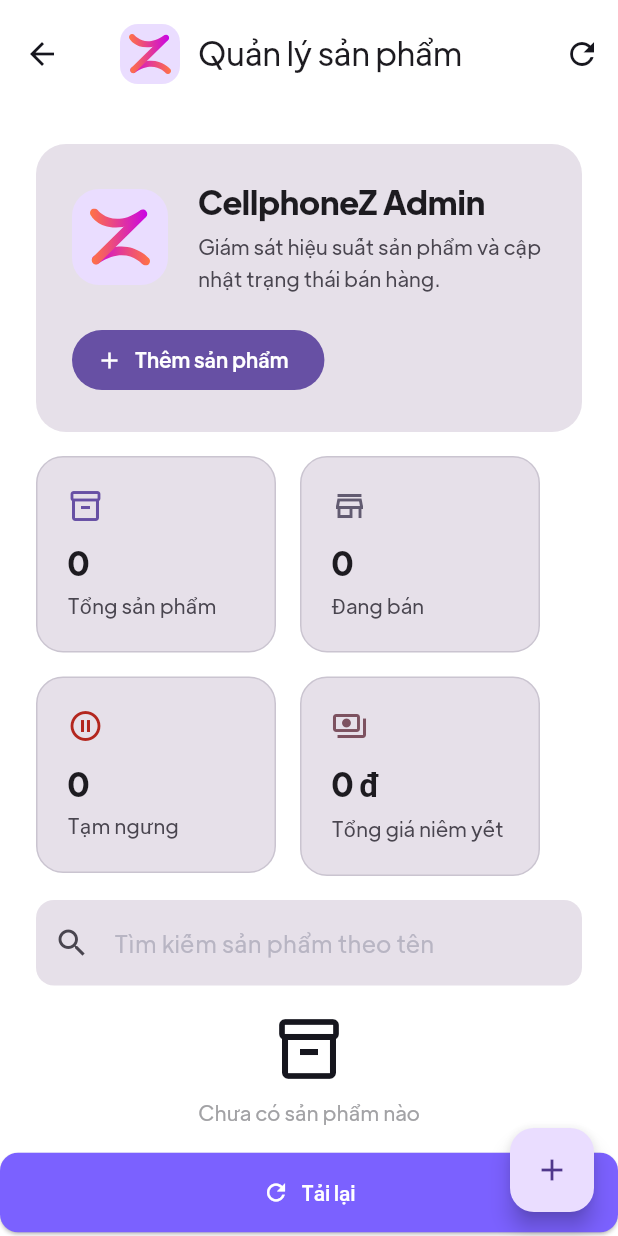
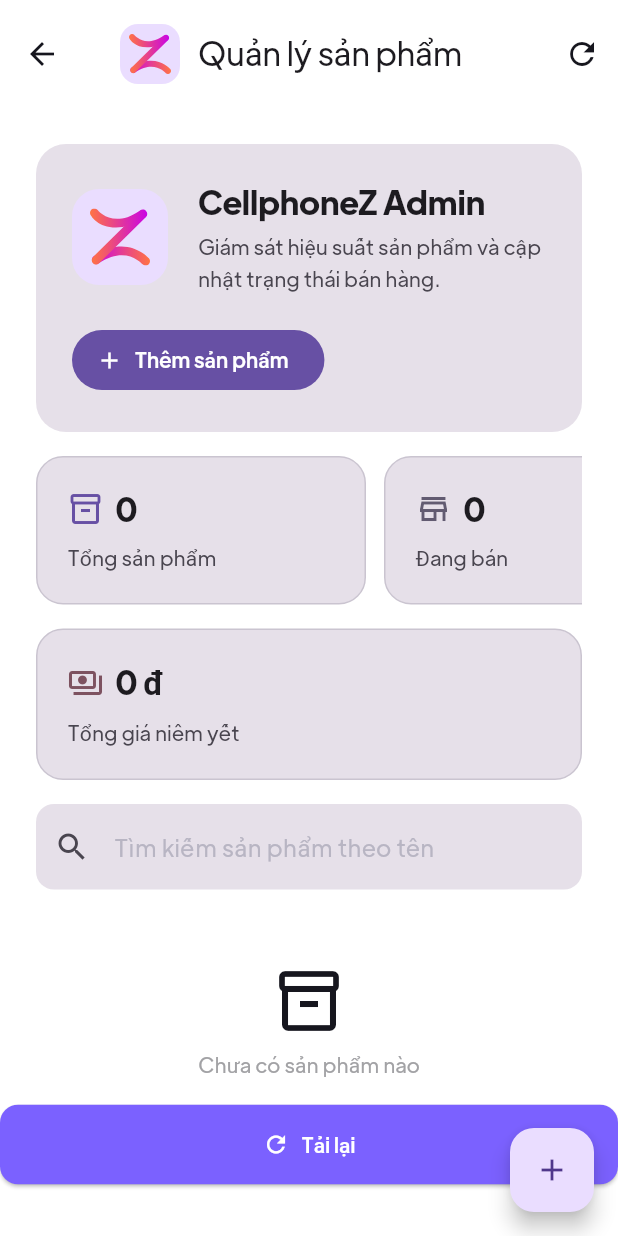
Before and after one commit to FirstAndroidJourney/Flutter-CellphoneZ, a Flutter app: the ProductListScreen screen opened by its route, on a phone screen of 412 x 824 dp. Run offline on Flutter 3.47's test engine with Material 3 defaults, Android fonts, the phone set to English and light mode, and no system bars; our stand-ins replace bloc, cached_network_image, equatable, flutter_bloc, flutter_dotenv, flutter_svg and 8 more; missing offline and left inert: vnpay_flutter; accounts and stored records are empty.

Commit message:
refactor: improve layout of StatsSection for better responsiveness and add full-width option for StatCard

```diff
--- a/lib/admin/products/view/product_list_screen.dart
+++ b/lib/admin/products/view/product_list_screen.dart
@@ -439,35 +439,99 @@ class _StatsSection extends StatelessWidget {
 
     return Padding(
       padding: const EdgeInsets.fromLTRB(24, 0, 24, 16),
-      child: Wrap(
-        spacing: 16,
-        runSpacing: 16,
+      child: LayoutBuilder(
+        builder: (context, constraints) {
+          final isCompact = constraints.maxWidth < 720;
+          if (isCompact) {
+            return Column(
+              crossAxisAlignment: CrossAxisAlignment.stretch,
+              children: [
+                SingleChildScrollView(
+                  scrollDirection: Axis.horizontal,
+                  child: Row(
                     children: [
                       _StatCard(
                         icon: Icons.inventory_2_outlined,
                         label: 'Tổng sản phẩm',
                         value: totalProducts.toString(),
                         iconColor: colorScheme.primary,
+                        width: 220,
                       ),
+                      const SizedBox(width: 12),
                       _StatCard(
                         icon: Icons.store_mall_directory_outlined,
                         label: 'Đang bán',
                         value: availableProducts.toString(),
                         iconColor: colorScheme.secondary,
+                        width: 220,
                       ),
+                      const SizedBox(width: 12),
                       _StatCard(
                         icon: Icons.pause_circle_outline,
                         label: 'Tạm ngưng',
                         value: unavailableProducts.toString(),
                         iconColor: colorScheme.error,
+                        width: 220,
                       ),
+                    ],
+                  ),
+                ),
+                const SizedBox(height: 16),
                 _StatCard(
                   icon: Icons.payments_outlined,
                   label: 'Tổng giá niêm yết',
                   value: totalValueLabel,
                   iconColor: colorScheme.tertiary,
+                  isFullWidth: true,
                 ),
               ],
+            );
+          }
+
+          return Column(
+            crossAxisAlignment: CrossAxisAlignment.stretch,
+            children: [
+              Row(
+                children: [
+                  Expanded(
+                    child: _StatCard(
+                      icon: Icons.inventory_2_outlined,
+                      label: 'Tổng sản phẩm',
+                      value: totalProducts.toString(),
+                      iconColor: colorScheme.primary,
+                    ),
+                  ),
+                  const SizedBox(width: 16),
+                  Expanded(
+                    child: _StatCard(
+                      icon: Icons.store_mall_directory_outlined,
+                      label: 'Đang bán',
+                      value: availableProducts.toString(),
+                      iconColor: colorScheme.secondary,
+                    ),
+                  ),
+                  const SizedBox(width: 16),
+                  Expanded(
+                    child: _StatCard(
+                      icon: Icons.pause_circle_outline,
+                      label: 'Tạm ngưng',
+                      value: unavailableProducts.toString(),
+                      iconColor: colorScheme.error,
+                    ),
+                  ),
+                ],
+              ),
+              const SizedBox(height: 16),
+              _StatCard(
+                icon: Icons.payments_outlined,
+                label: 'Tổng giá niêm yết',
+                value: totalValueLabel,
+                iconColor: colorScheme.tertiary,
+                isFullWidth: true,
+              ),
+            ],
+          );
+        },
       ),
     );
   }
@@ -479,20 +543,23 @@ class _StatCard extends StatelessWidget {
     required this.label,
     required this.value,
     required this.iconColor,
+    this.isFullWidth = false,
+    this.width,
   });
 
   final IconData icon;
   final String label;
   final String value;
   final Color iconColor;
+  final bool isFullWidth;
+  final double? width;
 
   @override
   Widget build(BuildContext context) {
     final theme = Theme.of(context);
     final colorScheme = theme.colorScheme;
-    return ConstrainedBox(
-      constraints: const BoxConstraints(minWidth: 160, maxWidth: 220),
-      child: Container(
+    return Container(
+      width: isFullWidth ? double.infinity : width,
       padding: const EdgeInsets.all(20),
       decoration: BoxDecoration(
         color: colorScheme.surfaceContainerHighest,
@@ -503,15 +570,22 @@ class _StatCard extends StatelessWidget {
         crossAxisAlignment: CrossAxisAlignment.start,
         mainAxisSize: MainAxisSize.min,
         children: [
+          Row(
+            mainAxisSize: MainAxisSize.min,
+            children: [
               Icon(icon, color: iconColor),
-            const SizedBox(height: 12),
-            Text(
+              const SizedBox(width: 8),
+              Flexible(
+                child: Text(
                   value,
                   style: theme.textTheme.titleLarge?.copyWith(
                     fontWeight: FontWeight.w600,
                   ),
                 ),
-            const SizedBox(height: 4),
+              ),
+            ],
+          ),
+          const SizedBox(height: 8),
           Text(
             label,
             style: theme.textTheme.bodyMedium?.copyWith(
@@ -519,7 +593,6 @@ class _StatCard extends StatelessWidget {
             ),
           ),
         ],
-        ),
       ),
     );
   }
```
Lines whose indentation alone changed are shown as unchanged.
